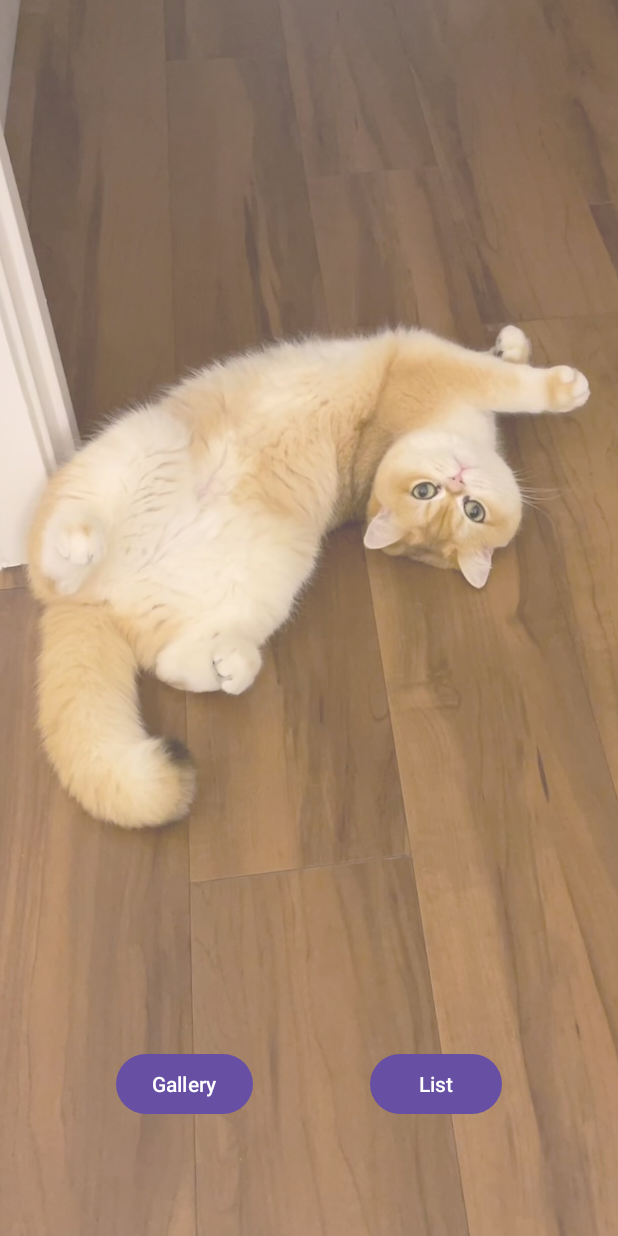
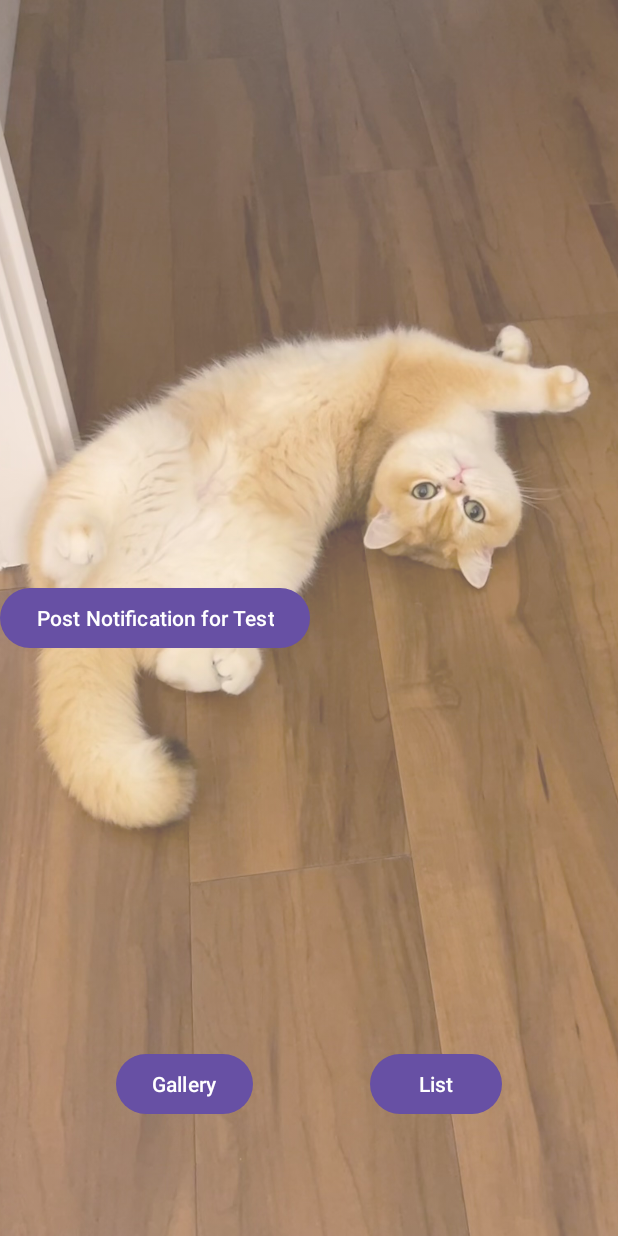
Before and after one commit to YW-Ma/DoubaoApp, an Android app: the screen it shows after launch (MainActivity), on a phone screen of 412 x 824 dp. Run offline under Robolectric (Android 15) with nearby library versions, the phone set to English and light mode, and no system bars.

Commit message:
Implemented a simple example of Post Notification and Intent

```diff
--- a/app/build.gradle.kts
+++ b/app/build.gradle.kts
@@ -2,6 +2,7 @@ plugins {
   id("com.android.application")
   id("org.jetbrains.kotlin.android")
   id("androidx.navigation.safeargs.kotlin")
+  id ("kotlin-parcelize")
 }
 
 android {
--- a/app/src/main/AndroidManifest.xml
+++ b/app/src/main/AndroidManifest.xml
@@ -2,6 +2,7 @@
 <manifest xmlns:android="http://schemas.android.com/apk/res/android"
     xmlns:tools="http://schemas.android.com/tools">
 
+  <uses-permission android:name="android.permission.POST_NOTIFICATIONS" />
   <application
       android:allowBackup="true"
       android:dataExtractionRules="@xml/data_extraction_rules"
--- a/app/src/main/java/com/example/doubao/MainActivity.kt
+++ b/app/src/main/java/com/example/doubao/MainActivity.kt
@@ -1,7 +1,15 @@
 package com.example.doubao
 
+import android.app.NotificationChannel
+import android.app.NotificationManager
+import android.app.NotificationManager.IMPORTANCE_DEFAULT
+import android.content.Context
 import android.os.Bundle
+import android.util.Log
 import androidx.appcompat.app.AppCompatActivity
+import androidx.navigation.NavGraphNavigator
+import com.example.doubao.model.MyDataForTest
+import com.example.doubao.ui.profile.ProfileFragment
 
 class MainActivity : AppCompatActivity() {
   override fun onCreate(savedInstanceState: Bundle?) {
@@ -9,5 +17,31 @@ class MainActivity : AppCompatActivity() {
     setContentView(R.layout.activity_main)
     // Adding a fragment programmatically. (if use navigation, then don't need and will cause bug)
     // supportFragmentManager.beginTransaction().add(R.id.root, ProfileFragment(), "CHILD_FRAGMENT").commitNow()
+
+    // Create the notification channel
+    createNotificationChannel(this)
+
+    // check if the activity was started with an Intent that has the action "OPEN_PROFILE_FRAGMENT"
+    if (intent?.action == "OPEN_PROFILE_FRAGMENT") {
+      val myData = intent.getParcelableExtra("CUSTOM_DATA", MyDataForTest::class.java)
+      if (myData != null) {
+        Log.i("tag", "received not null myData! Success")
+      } else {
+        Log.i("tag", "received NULL myData!")
+      }
+    }
+  }
+
+  /** Create the doubao app channel for notification. */
+  private fun createNotificationChannel(context: Context) {
+    val channelId = "doubao_channel_id"
+    val channelName = "Doubao"
+    val channelDescription = "Doubao cat channel"
+    val channel = NotificationChannel(channelId, channelName, IMPORTANCE_DEFAULT).apply {
+      description = channelDescription
+    }
+
+    val notificationManager = context.getSystemService(Context.NOTIFICATION_SERVICE) as NotificationManager
+    notificationManager.createNotificationChannel(channel)
   }
 }
--- a/app/src/main/res/layout/fragment_profile.xml
+++ b/app/src/main/res/layout/fragment_profile.xml
@@ -45,6 +45,16 @@
         app:layout_constraintStart_toEndOf="@id/gallery_button"
         app:layout_constraintTop_toTopOf="parent"
         app:layout_constraintVertical_bias="0.9" />
+
+    <Button
+        android:id="@+id/notification_button"
+        android:layout_width="wrap_content"
+        android:layout_height="wrap_content"
+        android:text="Post Notification for Test"
+        app:layout_constraintBottom_toBottomOf="parent"
+        app:layout_constraintStart_toStartOf="parent"
+        app:layout_constraintTop_toTopOf="parent"/>
+
   </androidx.constraintlayout.widget.ConstraintLayout>
 
 </FrameLayout>
```
Also changed, not shown: app/src/main/java/com/example/doubao/model/MyDataForTest.kt (added, +7 -0 lines), app/src/main/java/com/example/doubao/ui/profile/ProfileFragment.kt (+56 -0 lines), app/src/main/res/layout/layout_test_file.xml (added, +27 -0 lines).
